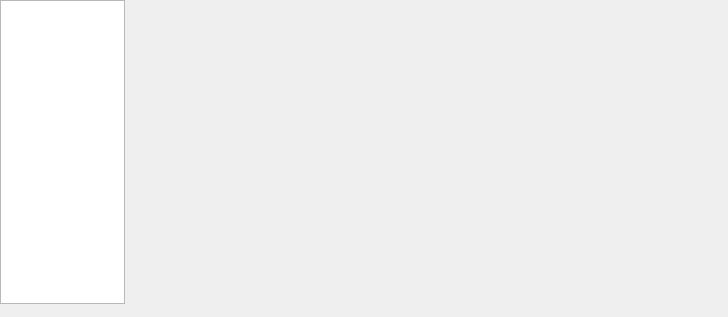
Above: Documentacion/QtDesigner/menu_con_lista.ui from AsgardUtvt/ProyectoIntegrador1 before the change. Below: the same form after it.
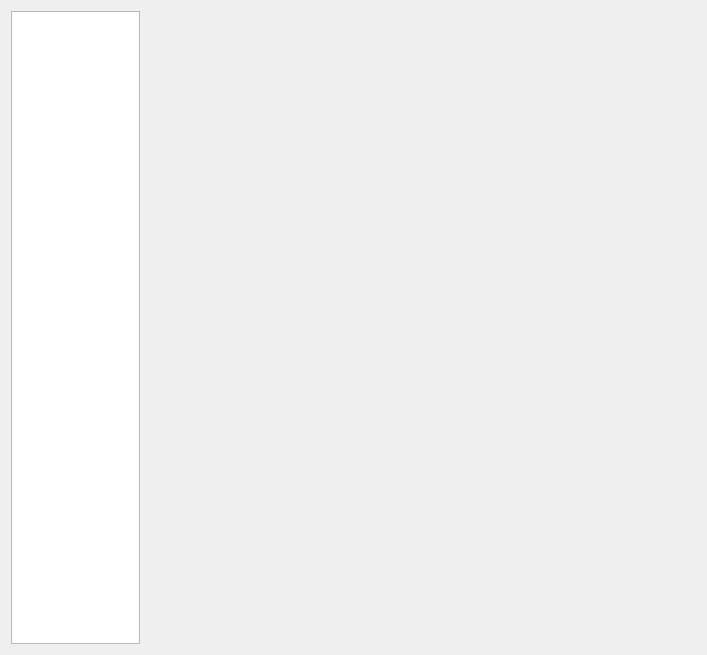
That is the form after the change.

Commit message: Pensando en como generar el menu

Diff of the .ui file:
```diff
--- a/Documentacion/QtDesigner/menu_con_lista.ui
+++ b/Documentacion/QtDesigner/menu_con_lista.ui
@@ -6,36 +6,28 @@
    <rect>
     <x>0</x>
     <y>0</y>
-    <width>728</width>
-    <height>317</height>
+    <width>707</width>
+    <height>655</height>
    </rect>
   </property>
   <property name="windowTitle">
    <string>SIHMED - Menu</string>
   </property>
-  <widget class="QWidget" name="horizontalLayoutWidget_3">
-   <property name="geometry">
-    <rect>
-     <x>0</x>
-     <y>0</y>
-     <width>721</width>
-     <height>304</height>
-    </rect>
-   </property>
-   <layout class="QHBoxLayout" name="horizontalLayout_3">
-    <item>
-     <layout class="QHBoxLayout" name="horizontalLayout_2">
+  <layout class="QHBoxLayout" name="horizontalLayout">
       <item>
        <widget class="QListWidget" name="lw_enlace_menu">
+     <property name="enabled">
+      <bool>true</bool>
+     </property>
         <property name="sizePolicy">
          <sizepolicy hsizetype="Expanding" vsizetype="Expanding">
-          <horstretch>200</horstretch>
+       <horstretch>100</horstretch>
           <verstretch>100</verstretch>
          </sizepolicy>
         </property>
         <property name="minimumSize">
          <size>
-          <width>100</width>
+       <width>50</width>
           <height>100</height>
          </size>
         </property>
@@ -45,23 +37,14 @@
           <height>0</height>
          </size>
         </property>
-       </widget>
-      </item>
-      <item>
-       <spacer name="horizontalSpacer">
-        <property name="orientation">
-         <enum>Qt::Orientation::Horizontal</enum>
-        </property>
-        <property name="sizeHint" stdset="0">
+     <property name="gridSize">
          <size>
-          <width>40</width>
-          <height>20</height>
-         </size>
-        </property>
-       </spacer>
-      </item>
-      <item>
-       <layout class="QHBoxLayout" name="horizontalLayout">
+       <width>0</width>
+       <height>0</height>
+      </size>
+     </property>
+    </widget>
+   </item>
         <item>
          <widget class="QWidget" name="w_ventana" native="true">
           <property name="minimumSize">
@@ -73,11 +56,6 @@
          </widget>
         </item>
        </layout>
-      </item>
-     </layout>
-    </item>
-   </layout>
-  </widget>
  </widget>
  <resources/>
  <connections/>
```
Lines whose indentation alone changed are shown as unchanged. The commit also changes 11 other files.
